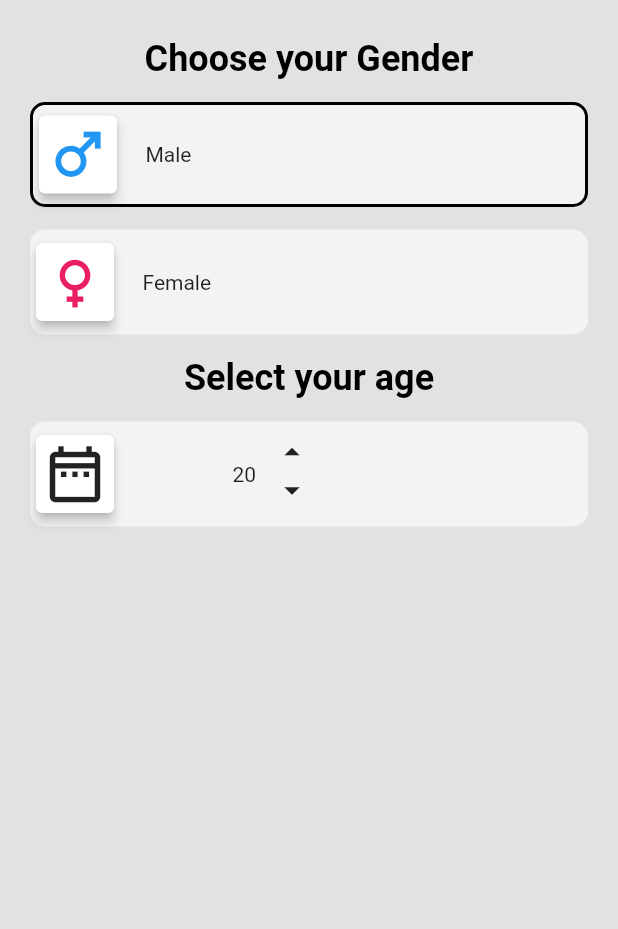
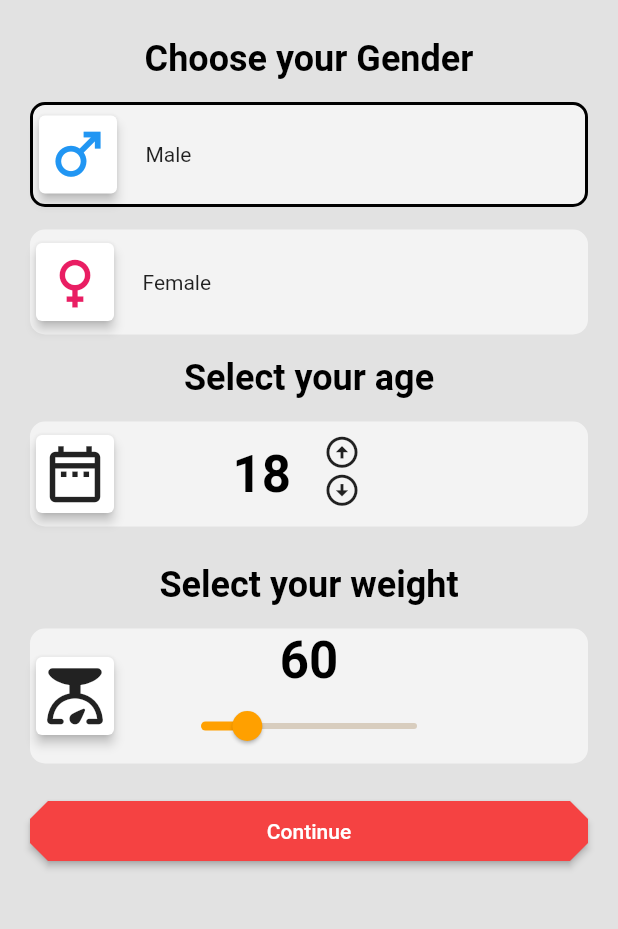
Before and after one commit to tolunaykutlu/Gym-App, a Flutter app: the screen it shows after launch, on a phone screen of 412 x 824 dp, the part 144-1073 px from its top. Run offline on Flutter 3.47's test engine with Material 2 defaults, Android fonts, the phone set to English and light mode, and no system bars.

Commit message:
attributes page is done

```diff
--- a/lib/screens/choose_gender_page.dart
+++ b/lib/screens/choose_gender_page.dart
@@ -1,4 +1,5 @@
 import 'package:change30/components/app_title_widget.dart';
+import 'package:change30/components/custom_button.dart';
 import 'package:change30/screens/login_page.dart';
 import 'package:flutter/material.dart';
 
@@ -9,11 +10,14 @@ class ChoosePage extends StatefulWidget {
   State<ChoosePage> createState() => _ChoosePageState();
 }
 
-bool tapped = false;
+class _ChoosePageState extends State<ChoosePage> {
+  int isMale = 1;
 
-class _ChoosePageState extends State<ChoosePage> {
+  int ageController = 18; // 1 isMale & 2 is not Male so its female
+  int weigthController = 60;
   @override
   Widget build(BuildContext context) {
+    var size = MediaQuery.of(context).size;
     return Scaffold(
       appBar: AppBar(),
       body: Padding(
@@ -22,7 +26,7 @@ class _ChoosePageState extends State<ChoosePage> {
           children: [
             const AppTitleWidget(),
             spaceMedium(),
-            genderPick(context),
+            genderPickContainers(context),
             spaceSmall(),
             Text(
               "Select your age",
@@ -32,7 +36,71 @@ class _ChoosePageState extends State<ChoosePage> {
                   ?.copyWith(color: Colors.black, fontWeight: FontWeight.bold),
             ),
             spaceSmall(),
-            Container(
+            selectAgeContainer(context),
+            spaceMedium(),
+            Text(
+              "Select your weight",
+              style: Theme.of(context)
+                  .textTheme
+                  .headlineSmall
+                  ?.copyWith(color: Colors.black, fontWeight: FontWeight.bold),
+            ),
+            spaceSmall(),
+            selectWeightContainer(context),
+            spaceMedium(),
+            CustomButton(size: size, buttonText: "Continue")
+          ],
+        ),
+      ),
+    );
+  }
+
+  Container selectWeightContainer(BuildContext context) {
+    return Container(
+      height: 90,
+      decoration: BoxDecoration(
+          color: Colors.white60, borderRadius: BorderRadius.circular(10)),
+      child: Row(
+        children: [
+          const SizedBox(
+            height: 60,
+            width: 60,
+            child: Card(
+                elevation: 3,
+                child: Icon(
+                  Icons.scale_rounded,
+                  size: 45,
+                )),
+          ),
+          Padding(
+            padding: const EdgeInsets.only(left: 30),
+            child: Column(
+              mainAxisAlignment: MainAxisAlignment.center,
+              children: [
+                Text(weigthController.toString(),
+                    style: Theme.of(context).textTheme.headlineMedium?.copyWith(
+                        color: Colors.black, fontWeight: FontWeight.bold)),
+                Slider(
+                  activeColor: Colors.amber.shade700,
+                  min: 30,
+                  max: 170,
+                  value: weigthController.toDouble(),
+                  onChanged: (value) {
+                    setState(() {
+                      weigthController = value.toInt();
+                    });
+                  },
+                )
+              ],
+            ),
+          )
+        ],
+      ),
+    );
+  }
+
+  Container selectAgeContainer(BuildContext context) {
+    return Container(
       height: 70,
       decoration: BoxDecoration(
         color: Colors.white60,
@@ -54,42 +122,48 @@ class _ChoosePageState extends State<ChoosePage> {
             padding: const EdgeInsets.only(left: 75),
             child: Row(
               children: [
-                        const Text("20"),
-                        Column(
+                Text(
+                  ageController.toString(),
+                  style: Theme.of(context).textTheme.headlineMedium?.copyWith(
+                      color: Colors.black, fontWeight: FontWeight.bold),
+                ),
+                Padding(
+                  padding: const EdgeInsets.only(left: 10),
+                  child: Column(
                     children: [
-                            SizedBox(
-                              height: 25,
+                      Expanded(
                         child: IconButton(
-                                  onPressed: () {},
+                            iconSize: 25,
+                            onPressed: () {
+                              setState(() {
+                                ageController++;
+                              });
+                            },
+                            icon: const Icon(Icons.arrow_circle_up_sharp)),
+                      ),
+                      IconButton(
+                          hoverColor: Colors.green,
+                          iconSize: 25,
+                          onPressed: () {
+                            setState(() {
+                              ageController--;
+                            });
+                          },
                           icon: const Icon(
-                                    Icons.arrow_drop_up_sharp,
-                                    size: 25,
-                                  )),
+                            Icons.arrow_circle_down_sharp,
+                          ))
+                    ],
                   ),
-                            SizedBox(
-                              height: 25,
-                              child: IconButton(
-                                  onPressed: () {},
-                                  icon: const Icon(
-                                    Icons.arrow_drop_down_sharp,
-                                    size: 25,
-                                  )),
-                            )
-                          ],
                 )
               ],
             ),
           ),
         ],
       ),
-            ),
-          ],
-        ),
-      ),
     );
   }
 
-  Column genderPick(BuildContext context) {
+  Column genderPickContainers(BuildContext context) {
     return Column(
       children: [
         Text(
@@ -101,10 +175,13 @@ class _ChoosePageState extends State<ChoosePage> {
         ),
         spaceSmall(),
         GenderWidget(
+          border:
+              isMale == 1 ? Border.all(width: 2, color: Colors.black) : null,
           onTap: () {
-            tapped = !tapped;
+            setState(() {
+              isMale = 1;
+            });
           },
-          onTapped: !tapped,
           genderTitle: "Male",
           icon: const Icon(
             Icons.male_sharp,
@@ -114,12 +191,13 @@ class _ChoosePageState extends State<ChoosePage> {
         ),
         spaceSmall(),
         GenderWidget(
+          border:
+              isMale == 2 ? Border.all(width: 2, color: Colors.black) : null,
           onTap: () {
             setState(() {
-              tapped = !tapped;
+              isMale = 2;
             });
           },
-          onTapped: tapped,
           genderTitle: "Female",
           icon: const Icon(
             Icons.female_sharp,
@@ -136,13 +214,14 @@ class GenderWidget extends StatefulWidget {
   final Widget icon;
   final String genderTitle;
   final void Function()? onTap;
-  final bool onTapped;
+
+  final BoxBorder? border;
   const GenderWidget({
     super.key,
     required this.icon,
     required this.genderTitle,
     this.onTap,
-    required this.onTapped,
+    this.border,
   });
 
   @override
@@ -159,9 +238,7 @@ class _GenderWidgetState extends State<GenderWidget> {
         decoration: BoxDecoration(
             color: Colors.white60,
             borderRadius: BorderRadius.circular(10),
-            border: widget.onTapped
-                ? Border.all(width: 2, color: Colors.black)
-                : null),
+            border: widget.border),
         child: Row(
           children: [
             SizedBox(
```
Also changed, not shown: lib/screens/login_page.dart (+16 -32 lines), lib/screens/sign_up_page.dart (+25 -30 lines). Lines whose indentation alone changed are shown as unchanged.
